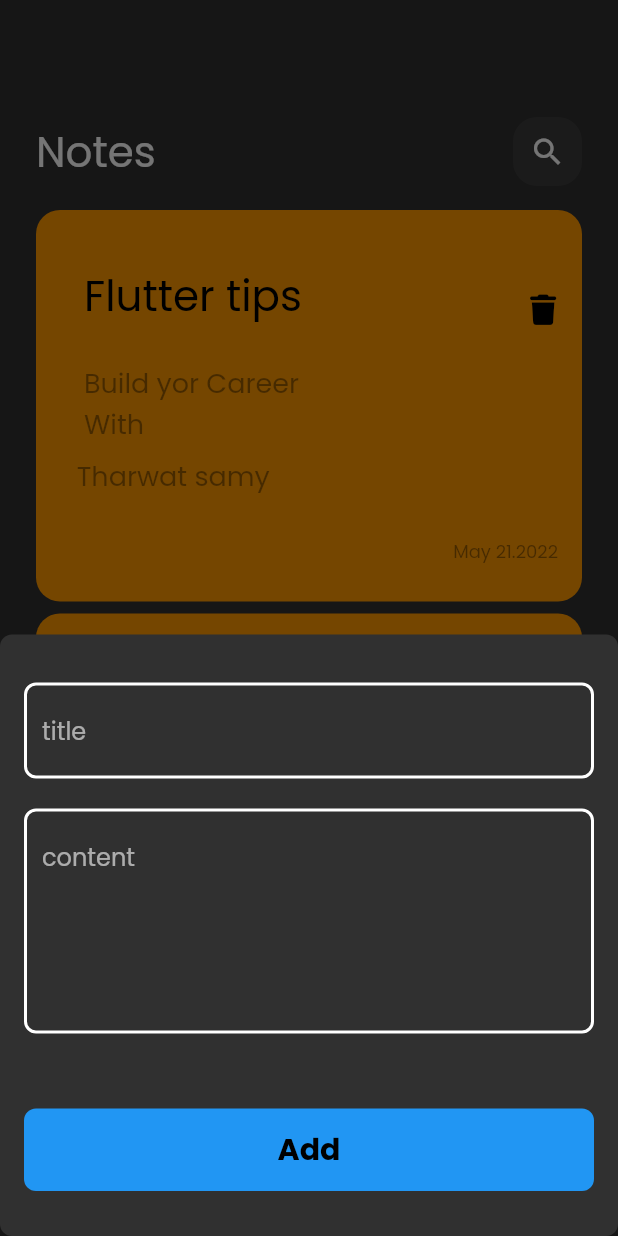
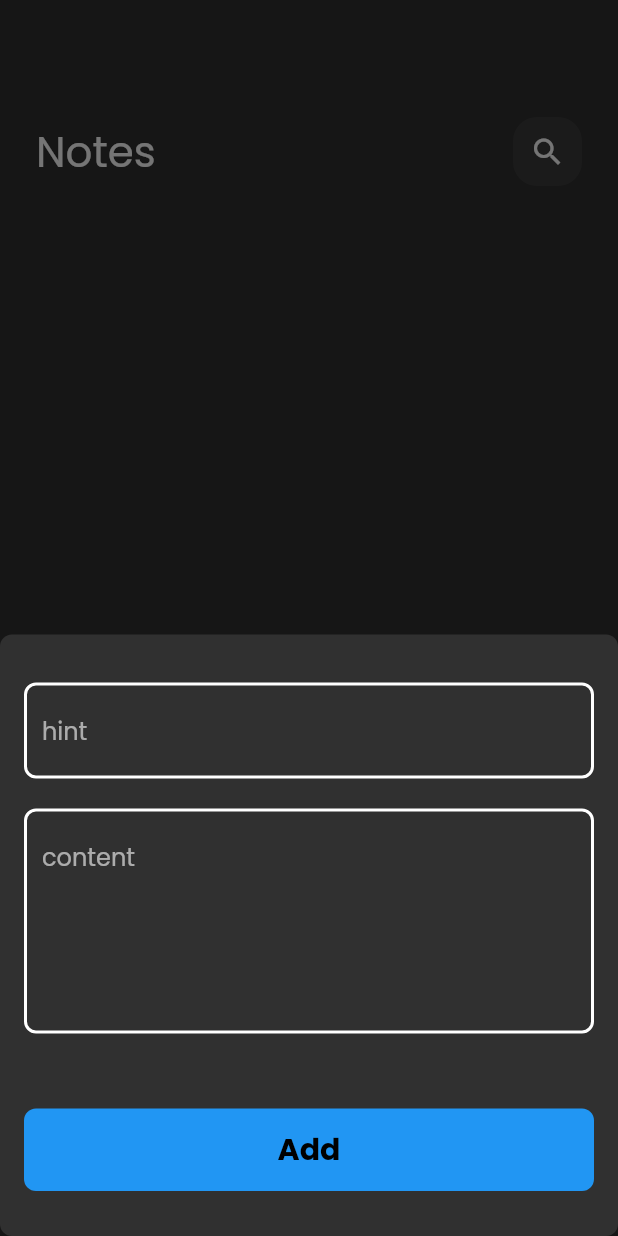
Before and after one commit to mohammed-sherif34/note-app, a Flutter app: the screen it shows after launch, after a tap on the "add" icon, on a phone screen of 412 x 824 dp. Run offline on Flutter 3.47's test engine with Material 2 defaults, Android fonts, the phone set to English and light mode, and no system bars; our stand-ins replace bloc, flutter_bloc, font_awesome_flutter, hive, hive_flutter; accounts and stored records are empty.

Commit message:
edite note done

```diff
--- a/lib/cubit/add_note_cubit/add_note_cubit.dart
+++ b/lib/cubit/add_note_cubit/add_note_cubit.dart
@@ -14,7 +14,7 @@ class AddNoteCubit extends Cubit<AddNoteState> {
     try {
       var notesbox = Hive.box<NoteModel>(knotebox);
       notesbox.add(note);
-       emit(AddNoteCubSuccess());
+      emit(AddNoteCubSuccess());
     } catch (e) {
       emit(AddNoteCubFailure(errorMessage: e.toString()));
     }
--- a/lib/cubit/add_note_cubit/notes_cubit/notes_cubit.dart
+++ b/lib/cubit/add_note_cubit/notes_cubit/notes_cubit.dart
@@ -8,16 +8,10 @@ part 'notes_state.dart';
 
 class NotesCubit extends Cubit<NotesState> {
   NotesCubit() : super(NotesInitial());
+  List<NoteModel>? notesList;
   fetchNotes() {
-    try {
-      var notesbox = Hive.box<NoteModel>(knotebox);
-      List<NoteModel> notesList = notesbox.values.toList();
-
-      emit(NotesSuccess(notesList));
-    } catch (e) {
-      emit(NotesFailure(
-        errormsg: 'e.toString()',
-      ));
-    }
+    var notesbox = Hive.box<NoteModel>(knotebox);
+    notesList = notesbox.values.toList();
+    emit(NotesSuccess());
   }
 }
--- a/lib/cubit/add_note_cubit/notes_cubit/notes_state.dart
+++ b/lib/cubit/add_note_cubit/notes_cubit/notes_state.dart
@@ -5,14 +5,4 @@ sealed class NotesState {}
 
 final class NotesInitial extends NotesState {}
 
-final class NotesSuccess extends NotesState {
- final  List<NoteModel>notes;
-
-  NotesSuccess(this.notes);
-}
-
-final class NotesFailure extends NotesState {
-  final String errormsg;
-
-  NotesFailure({required this.errormsg });
-}
+final class NotesSuccess extends NotesState {}
--- a/lib/main.dart
+++ b/lib/main.dart
@@ -1,7 +1,6 @@
 import 'package:flutter/material.dart';
 import 'package:hive_flutter/adapters.dart';
 import 'package:note_app/constants.dart';
-import 'package:note_app/cubit/add_note_cubit/add_note_cubit.dart';
 import 'package:note_app/cubit/add_note_cubit/notes_cubit/notes_cubit.dart';
 import 'package:note_app/models/note_model.dart';
 import 'package:note_app/simple_block_observer.dart';
--- a/lib/models/note_model.dart
+++ b/lib/models/note_model.dart
@@ -4,9 +4,9 @@ part 'note_model.g.dart';
 @HiveType(typeId: 0)
 class NoteModel extends HiveObject {
   @HiveField(0)
-  final String title;
+  String title;
   @HiveField(1)
-  final String subbtitle;
+  String subbtitle;
   @HiveField(2)
   final String date;
   @HiveField(3)
--- a/lib/views/note_view.dart
+++ b/lib/views/note_view.dart
@@ -1,14 +1,13 @@
 import 'package:flutter/material.dart';
 import 'package:note_app/widgets/custom_floating_button.dart';
-import 'package:note_app/widgets/note_viewBody.dart';
+import 'package:note_app/widgets/note_view_body.dart';
 
 class Noteview extends StatelessWidget {
   const Noteview({super.key});
   static String id = ' Noteview';
   @override
   Widget build(BuildContext context) {
-    return Scaffold(
-        floatingActionButton: CustomFloatingButton(),
-        body: const NoteViewBody());
+    return const Scaffold(
+        floatingActionButton: CustomFloatingButton(), body: NoteViewBody());
   }
 }
--- a/lib/widgets/add_note_bottom_sheet.dart
+++ b/lib/widgets/add_note_bottom_sheet.dart
@@ -1,17 +1,15 @@
+import 'package:flutter/foundation.dart';
 import 'package:flutter/material.dart';
 import 'package:note_app/cubit/add_note_cubit/add_note_cubit.dart';
+import 'package:note_app/cubit/add_note_cubit/notes_cubit/notes_cubit.dart';
 import 'package:note_app/widgets/add_note_form.dart';
 import 'package:flutter_bloc/flutter_bloc.dart';
 
 class AddNoteBottomSheet extends StatelessWidget {
-  const AddNoteBottomSheet(
-      {super.key,
-      required this.titleHint,
-      required this.contenthint,
-      required this.button});
-  final String titleHint;
-  final String contenthint;
-  final bool button;
+  const AddNoteBottomSheet({
+    super.key,
+  });
+
   @override
   Widget build(BuildContext context) {
     return MultiBlocProvider(
@@ -21,23 +19,25 @@ class AddNoteBottomSheet extends StatelessWidget {
       child: BlocConsumer<AddNoteCubit, AddNoteState>(
         listener: (context, state) {
           if (state is AddNoteCubFailure) {
-            print('failed ${state.errorMessage}');
+            if (kDebugMode) {
+              print('failed ${state.errorMessage}');
+            }
           }
           if (state is AddNoteCubSuccess) {
+            BlocProvider.of<NotesCubit>(context).fetchNotes();
             Navigator.pop(context);
           }
         },
         builder: (BuildContext context, state) {
           return AbsorbPointer(
-            absorbing: state is AddNoteCubLoading?true:false,
+            absorbing: state is AddNoteCubLoading ? true : false,
             child: Padding(
-              padding:  EdgeInsets.only(left:16.0,right: 16,bottom: MediaQuery.of(context).viewInsets.bottom),
-              child: SingleChildScrollView(
-                child: AddNoteForm(
-                  titleHint: titleHint,
-                  contentHint: contenthint,
-                  button: button,
-                ),
+              padding: EdgeInsets.only(
+                  left: 16.0,
+                  right: 16,
+                  bottom: MediaQuery.of(context).viewInsets.bottom),
+              child: const SingleChildScrollView(
+                child: AddNoteForm(),
               ),
             ),
           );
--- a/lib/widgets/add_note_form.dart
+++ b/lib/widgets/add_note_form.dart
@@ -4,18 +4,12 @@ import 'package:note_app/cubit/add_note_cubit/add_note_cubit.dart';
 import 'package:note_app/models/note_model.dart';
 import 'package:note_app/widgets/custom_button.dart';
 import 'package:note_app/widgets/custom_text_filed.dart';
+import 'package:intl/intl.dart';
 
 class AddNoteForm extends StatefulWidget {
   const AddNoteForm({
     super.key,
-    required this.titleHint,
-    required this.contentHint,
-    required this.button,
   });
-
-  final String titleHint;
-  final String contentHint;
-  final bool button;
 
   @override
   State<AddNoteForm> createState() => _AddNoteFormState();
@@ -39,7 +33,7 @@ class _AddNoteFormState extends State<AddNoteForm> {
             onSaved: (value) {
               title = value!;
             },
-            hint: widget.titleHint,
+            hint: 'hint',
             maxLines: 1,
           ),
           const SizedBox(
@@ -49,15 +43,13 @@ class _AddNoteFormState extends State<AddNoteForm> {
             onSaved: (value) {
               subTitle = value!;
             },
-            hint: widget.contentHint,
+            hint: 'content',
             maxLines: 5,
           ),
           const SizedBox(
             height: 50,
           ),
-          widget.button == true
-              ? BlocBuilder<AddNoteCubit, AddNoteState>(
-                  builder: (context, state) {
+          BlocBuilder<AddNoteCubit, AddNoteState>(builder: (context, state) {
             return CustomButton(
               isloading: state is AddNoteCubLoading ? true : false,
               ontap: () {
@@ -66,18 +58,16 @@ class _AddNoteFormState extends State<AddNoteForm> {
                   var noteModel = NoteModel(
                       title: title!,
                       subbtitle: subTitle!,
-                            date: DateTime.now().toString(),
-                            color: Colors.brown.value);
-                        BlocProvider.of<AddNoteCubit>(context)
-                            .addNote(noteModel);
+                      date: formatDate(),
+                      color: Colors.blue.value);
+                  BlocProvider.of<AddNoteCubit>(context).addNote(noteModel);
                 } else {
                   autovalidateMode = AutovalidateMode.always;
                   setState(() {});
                 }
               },
             );
-                })
-              : const SizedBox(),
+          }),
           const SizedBox(
             height: 30,
           ),
@@ -85,4 +75,10 @@ class _AddNoteFormState extends State<AddNoteForm> {
       ),
     );
   }
+
+  String formatDate() {
+    DateTime now = DateTime.now();
+    String formattedDate = DateFormat('yyyy-MM-dd').format(now);
+    return formattedDate;
   }
+}
--- a/lib/widgets/custom_app_bar.dart
+++ b/lib/widgets/custom_app_bar.dart
@@ -2,9 +2,11 @@ import 'package:flutter/material.dart';
 import 'package:note_app/widgets/custom_icon.dart';
 
 class CustomAppBar extends StatelessWidget {
-  const CustomAppBar({super.key, required this.iconshape, required this.title});
+  const CustomAppBar(
+      {super.key, required this.iconshape, required this.title, this.onTap});
   final IconData iconshape;
   final String title;
+  final void Function()? onTap;
   @override
   Widget build(BuildContext context) {
     return Row(
@@ -19,7 +21,10 @@ class CustomAppBar extends StatelessWidget {
           ),
         ),
         const Spacer(),
-        CustomIcon(iconshape: iconshape),
+        CustomIcon(
+          iconshape: iconshape,
+          onTap: onTap,
+        ),
       ],
     );
   }
--- a/lib/widgets/custom_floating_button.dart
+++ b/lib/widgets/custom_floating_button.dart
@@ -16,11 +16,7 @@ class CustomFloatingButton extends StatelessWidget {
               RoundedRectangleBorder(borderRadius: BorderRadius.circular(8.0)),
           context: context,
           builder: ((context) {
-            return const AddNoteBottomSheet(
-              titleHint: 'title',
-              contenthint: 'content',
-              button: true,
-            );
+            return const AddNoteBottomSheet();
           }),
         );
       },
--- a/lib/widgets/custom_icon.dart
+++ b/lib/widgets/custom_icon.dart
@@ -1,11 +1,14 @@
 import 'package:flutter/material.dart';
 
 class CustomIcon extends StatelessWidget {
-  const CustomIcon({super.key, required this.iconshape});
+  const CustomIcon({super.key, required this.iconshape, this.onTap});
   final IconData iconshape;
+  final void Function()? onTap;
   @override
   Widget build(BuildContext context) {
-    return Container(
+    return GestureDetector(
+      onTap: onTap,
+      child: Container(
         height: 46,
         width: 46,
         decoration: BoxDecoration(
@@ -13,6 +16,7 @@ class CustomIcon extends StatelessWidget {
           color: Colors.white.withOpacity(.05),
         ),
         child: Center(child: Icon(iconshape)),
+      ),
     );
   }
 }
--- a/lib/widgets/custom_text_filed.dart
+++ b/lib/widgets/custom_text_filed.dart
@@ -2,10 +2,15 @@ import 'package:flutter/material.dart';
 
 class CustomTextFiled extends StatelessWidget {
   const CustomTextFiled(
-      {super.key, required this.hint, required this.maxLines, this.onSaved});
+      {super.key,
+      required this.hint,
+      required this.maxLines,
+      this.onSaved,
+      this.onChanged});
   final String hint;
   final int maxLines;
   final void Function(String?)? onSaved;
+  final void Function(String)? onChanged;
   @override
   Widget build(BuildContext context) {
     return TextFormField(
@@ -16,6 +21,7 @@ class CustomTextFiled extends StatelessWidget {
           return null;
         }
       },
+      onChanged: onChanged,
       onSaved: onSaved,
       maxLines: maxLines,
       decoration: customInputDecoration(),
--- a/lib/widgets/note_item.dart
+++ b/lib/widgets/note_item.dart
@@ -1,71 +1,59 @@
 import 'package:flutter/material.dart';
+import 'package:flutter_bloc/flutter_bloc.dart';
 import 'package:font_awesome_flutter/font_awesome_flutter.dart';
+import 'package:note_app/cubit/add_note_cubit/notes_cubit/notes_cubit.dart';
+import 'package:note_app/models/note_model.dart';
 import 'package:note_app/views/edite_note_view.dart';
 
 class NoteItem extends StatelessWidget {
-  const NoteItem({super.key});
-
+  const NoteItem({super.key, required this.note});
+  final NoteModel note;
   @override
   Widget build(BuildContext context) {
     return GestureDetector(
       onTap: () {
-        Navigator.pushNamed(context, EditeNoteView.id);
+        Navigator.pushNamed(context, EditeNoteView.id,arguments: note);
       },
       child: Container(
         margin: const EdgeInsets.symmetric(vertical: 4),
-        padding: const EdgeInsets.only(bottom: 24, left: 8, top: 16),
+        padding: const EdgeInsets.only(bottom: 28, left: 16, top: 28),
         decoration: BoxDecoration(
-            color: Colors.orange, borderRadius: BorderRadius.circular(16)),
+            color: Color(note.color), borderRadius: BorderRadius.circular(16)),
         child: Column(
           crossAxisAlignment: CrossAxisAlignment.end,
           children: [
             ListTile(
               isThreeLine: true,
               //title decoration
-              title: const Padding(
-                padding: EdgeInsets.only(left: 8, bottom: 24, top: 16),
-                child: Text(
-                  'Flutter tips',
+              title: Text(
+                note.title,
                 style: TextStyle(color: Colors.black, fontSize: 28),
-                ),
               ),
               //sub title decoration
               subtitle: Padding(
-                padding: const EdgeInsets.only(right: 115.0),
-                child: Column(
-                  children: [
-                    //part one
-                    Padding(
-                      padding: const EdgeInsets.only(left: 8.0),
+                padding: const EdgeInsets.symmetric(vertical: 16.0),
                 child: Text(
-                        'Build yor Career With',
+                  note.subbtitle,
                   style: TextStyle(
-                            color: Colors.black.withOpacity(.4), fontSize: 18),
+                      color: Colors.black.withOpacity(.4), fontSize: 20),
                 ),
               ),
-                    //part two
-                    Padding(
-                      padding: const EdgeInsets.only(
-                          right: 38.0, top: 8, bottom: 24),
-                      child: Text('Tharwat samy',
-                          style: TextStyle(
-                              color: Colors.black.withOpacity(.4),
-                              fontSize: 18)),
-                    ),
-                  ],
-                ),
-              ),
-              trailing: const Padding(
-                  padding: EdgeInsets.only(top: 24.0),
-                  child: Icon(
+              trailing: IconButton(
+                onPressed: () {
+                  note.delete();
+                  BlocProvider.of<NotesCubit>(context).fetchNotes();
+                 // BlocProvider
+                },
+                icon: const Icon(
                   FontAwesomeIcons.trash,
                   color: Colors.black,
                   size: 20,
-                  )),
+                ),
+              ),
             ),
             Padding(
-              padding: const EdgeInsets.only(right: 16.0),
-              child: Text('May 21.2022',
+              padding: const EdgeInsets.only(right: 16.0, top: 16),
+              child: Text(note.date,
                   style: TextStyle(
                       color: Colors.black.withOpacity(.4), fontSize: 12)),
             ),
--- a/lib/widgets/note_list.dart
+++ b/lib/widgets/note_list.dart
@@ -1,4 +1,7 @@
 import 'package:flutter/material.dart';
+import 'package:flutter_bloc/flutter_bloc.dart';
+import 'package:note_app/cubit/add_note_cubit/notes_cubit/notes_cubit.dart';
+import 'package:note_app/models/note_model.dart';
 import 'package:note_app/widgets/note_item.dart';
 
 class Notelist extends StatelessWidget {
@@ -6,10 +9,17 @@ class Notelist extends StatelessWidget {
 
   @override
   Widget build(BuildContext context) {
-    return ListView.builder(
-        padding: EdgeInsets.zero,
-        itemBuilder: (context, index) {
-          return const NoteItem();
-        });
+    return BlocBuilder<NotesCubit, NotesState>(
+      builder: (context, state) {
+        List<NoteModel> notes =
+            BlocProvider.of<NotesCubit>(context).notesList??[];
+        return ListView.builder(
+            padding: EdgeInsets.zero,
+            itemCount: notes.length,
+            itemBuilder: (context, index) {
+              return  NoteItem(note: notes[index]);
+            });
+      },
+    );
   }
 }
--- a/lib/widgets/note_viewBody.dart
+++ b/lib/widgets/note_view_body.dart
@@ -1,9 +1,22 @@
 import 'package:flutter/material.dart';
+import 'package:flutter_bloc/flutter_bloc.dart';
+import 'package:note_app/cubit/add_note_cubit/notes_cubit/notes_cubit.dart';
 import 'package:note_app/widgets/custom_app_bar.dart';
 import 'package:note_app/widgets/note_list.dart';
 
-class NoteViewBody extends StatelessWidget {
+class NoteViewBody extends StatefulWidget {
   const NoteViewBody({super.key});
+
+  @override
+  State<NoteViewBody> createState() => _NoteViewBodyState();
+}
+
+class _NoteViewBodyState extends State<NoteViewBody> {
+  @override
+  void initState() {
+    BlocProvider.of<NotesCubit>(context).fetchNotes();
+    super.initState();
+  }
 
   @override
   Widget build(BuildContext context) {
@@ -15,7 +28,8 @@ class NoteViewBody extends StatelessWidget {
             height: 50,
           ),
           CustomAppBar(
-            iconshape: Icons.search, title: 'Notes',
+            iconshape: Icons.search,
+            title: 'Notes',
           ),
           Expanded(
             child: Notelist(),
--- a/pubspec.yaml
+++ b/pubspec.yaml
@@ -42,6 +42,7 @@ dependencies:
   meta: ^1.9.1
   flutter_bloc: ^8.1.3
   modal_progress_hud_nsn: ^0.4.0
+  intl: ^0.18.1
 
 dev_dependencies:
   flutter_test:
```
Also changed, not shown: lib/views/edite_note_view.dart (+48 -11 lines), lib/widgets/custom_button.dart (+7 -8 lines), pubspec.lock. Lines whose indentation alone changed are shown as unchanged.
